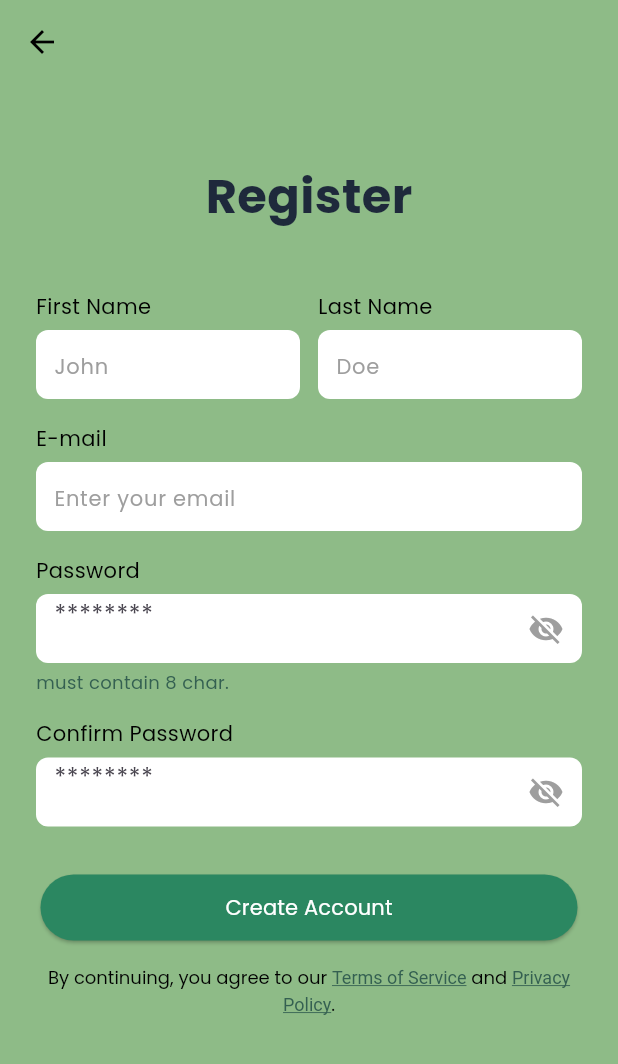
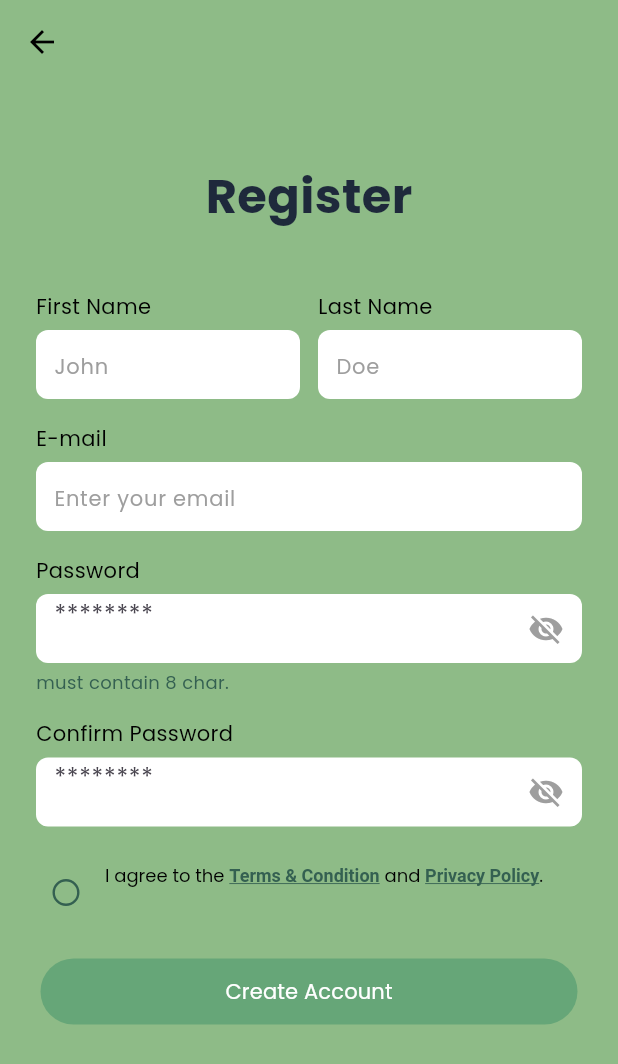
Before and after one commit to CocoTeoh/FinancialCompanion, a Flutter app: the RegisterPage screen opened by its route, on a phone screen of 412 x 824 dp. Shown: the top 1064 px of the screen. Run offline on Flutter 3.47's test engine with Material 3 defaults, Android fonts, the phone set to English and light mode, and no system bars; our stand-ins replace cloud_firestore, firebase_auth, firebase_core, table_calendar; accounts and stored records are empty.

Commit message:
Privacy and terms page, email verification.

```diff
--- a/lib/login_page.dart
+++ b/lib/login_page.dart
@@ -242,7 +242,7 @@ class _LoginPageState extends State<LoginPage> {
 
               const SizedBox(height: 40),
 
-              // OR Login With
+              /*// OR Login With (may or may not set up later)
               const Text(
                 "OR",
                 style: TextStyle(fontSize: 14, color: Colors.black),
@@ -280,7 +280,7 @@ class _LoginPageState extends State<LoginPage> {
                     ),
                   ],
                 ),
-              ),
+              ),*/
 
             ],
           ),
--- a/lib/register_page.dart
+++ b/lib/register_page.dart
@@ -1,7 +1,10 @@
 import 'package:flutter/material.dart';
 import 'package:firebase_auth/firebase_auth.dart';
-import 'login_page.dart';
 import 'package:cloud_firestore/cloud_firestore.dart';
+import 'package:flutter/gestures.dart';
+import 'terms_and_condition.dart';
+import 'privacy_policy.dart';
+import 'verify_email_page.dart';
 
 class RegisterPage extends StatefulWidget {
   const RegisterPage({super.key});
@@ -13,17 +16,57 @@ class RegisterPage extends StatefulWidget {
 class _RegisterPageState extends State<RegisterPage> {
   bool _obscurePassword = true;
   bool _obscureConfirm = true;
+  bool _acceptedPolicy = false;
 
   final TextEditingController _firstNameController = TextEditingController();
   final TextEditingController _lastNameController = TextEditingController();
   final TextEditingController _emailController = TextEditingController();
   final TextEditingController _passwordController = TextEditingController();
-  final TextEditingController _confirmPasswordController =
-  TextEditingController();
+  final TextEditingController _confirmPasswordController = TextEditingController();
+
+  late final TapGestureRecognizer _termsTap;
+  late final TapGestureRecognizer _privacyTap;
+
+  @override
+  void initState() {
+    super.initState();
+    _termsTap = TapGestureRecognizer()
+      ..onTap = () {
+        Navigator.push(
+          context,
+          MaterialPageRoute(builder: (_) => const TermsAndConditionPage()),
+        );
+      };
+    _privacyTap = TapGestureRecognizer()
+      ..onTap = () {
+        Navigator.push(
+          context,
+          MaterialPageRoute(builder: (_) => const PrivacyPolicyPage()),
+        );
+      };
+  }
+
+  @override
+  void dispose() {
+    _firstNameController.dispose();
+    _lastNameController.dispose();
+    _emailController.dispose();
+    _passwordController.dispose();
+    _confirmPasswordController.dispose();
+    _termsTap.dispose();
+    _privacyTap.dispose();
+    super.dispose();
+  }
 
   Future<void> _register() async {
-    if (_passwordController.text.trim() !=
-        _confirmPasswordController.text.trim()) {
+    if (!_acceptedPolicy) {
+      ScaffoldMessenger.of(context).showSnackBar(
+        const SnackBar(content: Text("Please accept the Privacy Policy and Terms.")),
+      );
+      return;
+    }
+
+    if (_passwordController.text.trim() != _confirmPasswordController.text.trim()) {
       ScaffoldMessenger.of(context).showSnackBar(
         const SnackBar(content: Text("Passwords do not match")),
       );
@@ -31,53 +74,49 @@ class _RegisterPageState extends State<RegisterPage> {
     }
 
     try {
-      // ✅ Create user in Firebase Auth
-      UserCredential userCredential =
-      await FirebaseAuth.instance.createUserWithEmailAndPassword(
+      final cred = await FirebaseAuth.instance.createUserWithEmailAndPassword(
         email: _emailController.text.trim(),
         password: _passwordController.text.trim(),
       );
 
-      // ✅ Get UID of the new user
-      final uid = userCredential.user?.uid;
-
-      // ✅ Save user profile in Firestore
+      final uid = cred.user?.uid;
       if (uid != null) {
         await FirebaseFirestore.instance.collection("users").doc(uid).set({
           "firstName": _firstNameController.text.trim(),
           "lastName": _lastNameController.text.trim(),
           "email": _emailController.text.trim(),
-          "favourites": [], // start empty
+          "favourites": [],
         });
       }
 
-      // ✅ Navigate to login page
+      // 🔔 Send verification email
+      await cred.user?.sendEmailVerification();
+
+      if (!mounted) return;
+
+      // ➜ Go to verify screen (auto-checks & logs in)
       Navigator.pushReplacement(
         context,
-        MaterialPageRoute(builder: (context) => const LoginPage()),
-      );
-
-      ScaffoldMessenger.of(context).showSnackBar(
-        const SnackBar(content: Text("Account created successfully!")),
+        MaterialPageRoute(builder: (_) => const VerifyEmailPage()),
       );
     } on FirebaseAuthException catch (e) {
-      String message;
-      if (e.code == 'weak-password') {
-        message = "Password is too weak.";
-      } else if (e.code == 'email-already-in-use') {
-        message = "This email is already registered.";
-      } else {
-        message = "Registration failed: ${e.message}";
-      }
-
-      ScaffoldMessenger.of(context).showSnackBar(
-        SnackBar(content: Text(message)),
-      );
+      final message = switch (e.code) {
+        'weak-password' => "Password is too weak.",
+        'email-already-in-use' => "This email is already registered.",
+        _ => "Registration failed: ${e.message}",
+      };
+      ScaffoldMessenger.of(context).showSnackBar(SnackBar(content: Text(message)));
     }
   }
 
   @override
   Widget build(BuildContext context) {
+    const labelStyle = TextStyle(
+      fontFamily: 'Poppins',
+      fontSize: 12,
+      color: Colors.black,
+    );
+
     return Scaffold(
       backgroundColor: const Color(0xFF8EBB87),
       appBar: AppBar(
@@ -85,9 +124,7 @@ class _RegisterPageState extends State<RegisterPage> {
         elevation: 0,
         leading: IconButton(
           icon: const Icon(Icons.arrow_back, color: Colors.black),
-          onPressed: () {
-            Navigator.pop(context);
-          },
+          onPressed: () => Navigator.pop(context),
         ),
       ),
       body: SafeArea(
@@ -111,13 +148,9 @@ class _RegisterPageState extends State<RegisterPage> {
               // First & Last Name
               Row(
                 children: [
-                  Expanded(
-                      child: _buildTextField(
-                          "First Name", "John", _firstNameController)),
+                  Expanded(child: _buildTextField("First Name", "John", _firstNameController)),
                   const SizedBox(width: 12),
-                  Expanded(
-                      child: _buildTextField(
-                          "Last Name", "Doe", _lastNameController)),
+                  Expanded(child: _buildTextField("Last Name", "Doe", _lastNameController)),
                 ],
               ),
 
@@ -135,20 +168,66 @@ class _RegisterPageState extends State<RegisterPage> {
                 alignment: Alignment.centerLeft,
                 child: Text(
                   "must contain 8 char.",
-                  style: TextStyle(
-                    fontSize: 12,
-                    color: Color(0xFF346051),
-                  ),
+                  style: TextStyle(fontSize: 12, color: Color(0xFF346051)),
                 ),
               ),
 
               const SizedBox(height: 16),
 
               // Confirm Password
-              _buildPasswordField(
-                  "Confirm Password", false, _confirmPasswordController),
+              _buildPasswordField("Confirm Password", false, _confirmPasswordController),
 
-              const SizedBox(height: 32),
+              const SizedBox(height: 24),
+
+              // Terms & Privacy with circular checkbox
+              Row(
+                mainAxisAlignment: MainAxisAlignment.center,
+                crossAxisAlignment: CrossAxisAlignment.start,
+                children: [
+                  Checkbox(
+                    value: _acceptedPolicy,
+                    onChanged: (v) => setState(() => _acceptedPolicy = v ?? false),
+                    shape: const CircleBorder(),
+                    side: const BorderSide(color: Color(0xFF346051), width: 1.6),
+                    activeColor: const Color(0xFF2B8761),
+                    materialTapTargetSize: MaterialTapTargetSize.shrinkWrap,
+                  ),
+                  const SizedBox(width: 6),
+                  Expanded(
+                    child: RichText(
+                      textAlign: TextAlign.left,
+                      text: TextSpan(
+                        style: labelStyle,
+                        children: [
+                          const TextSpan(text: "I agree to the "),
+                          TextSpan(
+                            text: "Terms & Condition",
+                            style: const TextStyle(
+                              color: Color(0xFF346051),
+                              decoration: TextDecoration.underline,
+                              fontWeight: FontWeight.w600,
+                            ),
+                            recognizer: _termsTap,
+                          ),
+                          const TextSpan(text: " and "),
+                          TextSpan(
+                            text: "Privacy Policy",
+                            style: const TextStyle(
+                              color: Color(0xFF346051),
+                              decoration: TextDecoration.underline,
+                              fontWeight: FontWeight.w600,
+                            ),
+                            recognizer: _privacyTap,
+                          ),
+                          const TextSpan(text: "."),
+                        ],
+                      ),
+                    ),
+                  ),
+                ],
+              ),
+
+              const SizedBox(height: 24),
 
               // Create Account Button
               SizedBox(
@@ -157,54 +236,13 @@ class _RegisterPageState extends State<RegisterPage> {
                 child: ElevatedButton(
                   style: ElevatedButton.styleFrom(
                     backgroundColor: const Color(0xFF2B8761),
-                    shape: RoundedRectangleBorder(
-                      borderRadius: BorderRadius.circular(50),
-                    ),
+                    disabledBackgroundColor: const Color(0xFF2B8761).withOpacity(0.4),
+                    shape: RoundedRectangleBorder(borderRadius: BorderRadius.circular(50)),
                   ),
-                  onPressed: _register,
+                  onPressed: _acceptedPolicy ? _register : null,
                   child: const Text(
                     "Create Account",
-                    style: TextStyle(
-                      fontFamily: 'Poppins',
-                      fontSize: 14,
-                      color: Colors.white,
-                    ),
-                  ),
-                ),
-              ),
-
-              const SizedBox(height: 16),
-
-              // Terms & Privacy
-              SizedBox(
-                width: 358,
-                child: RichText(
-                  textAlign: TextAlign.center,
-                  text: const TextSpan(
-                    style: TextStyle(
-                      fontFamily: 'Poppins',
-                      fontSize: 12,
-                      color: Colors.black,
-                    ),
-                    children: [
-                      TextSpan(text: "By continuing, you agree to our "),
-                      TextSpan(
-                        text: "Terms of Service",
-                        style: TextStyle(
-                          color: Color(0xFF346051),
-                          decoration: TextDecoration.underline,
-                        ),
-                      ),
-                      TextSpan(text: " and "),
-                      TextSpan(
-                        text: "Privacy Policy",
-                        style: TextStyle(
-                          color: Color(0xFF346051),
-                          decoration: TextDecoration.underline,
-                        ),
-                      ),
-                      TextSpan(text: "."),
-                    ],
+                    style: TextStyle(fontFamily: 'Poppins', fontSize: 14, color: Colors.white),
                   ),
                 ),
               ),
@@ -216,27 +254,20 @@ class _RegisterPageState extends State<RegisterPage> {
   }
 
   // 🔹 Text Field builder with controller
-  Widget _buildTextField(
-      String label, String hint, TextEditingController controller) {
+  Widget _buildTextField(String label, String hint, TextEditingController controller) {
     return Column(
       crossAxisAlignment: CrossAxisAlignment.start,
       children: [
-        Text(
-          label,
-          style:
-          const TextStyle(fontFamily: 'Poppins', fontSize: 14, color: Colors.black),
-        ),
+        Text(label, style: const TextStyle(fontFamily: 'Poppins', fontSize: 14, color: Colors.black)),
         const SizedBox(height: 6),
         Container(
           height: 46,
-          decoration: BoxDecoration(
-              color: Colors.white, borderRadius: BorderRadius.circular(8)),
+          decoration: BoxDecoration(color: Colors.white, borderRadius: BorderRadius.circular(8)),
           child: TextField(
             controller: controller,
             decoration: InputDecoration(
               hintText: hint,
-              hintStyle: const TextStyle(
-                  fontFamily: 'Poppins', fontSize: 14, color: Colors.grey),
+              hintStyle: const TextStyle(fontFamily: 'Poppins', fontSize: 14, color: Colors.grey),
               border: InputBorder.none,
               contentPadding: const EdgeInsets.symmetric(horizontal: 12),
             ),
@@ -247,21 +278,15 @@ class _RegisterPageState extends State<RegisterPage> {
   }
 
   // 🔹 Password Field builder with controller
-  Widget _buildPasswordField(
-      String label, bool isPassword, TextEditingController controller) {
+  Widget _buildPasswordField(String label, bool isPassword, TextEditingController controller) {
     return Column(
       crossAxisAlignment: CrossAxisAlignment.start,
       children: [
-        Text(
-          label,
-          style:
-          const TextStyle(fontFamily: 'Poppins', fontSize: 14, color: Colors.black),
-        ),
+        Text(label, style: const TextStyle(fontFamily: 'Poppins', fontSize: 14, color: Colors.black)),
         const SizedBox(height: 6),
         Container(
           height: 46,
-          decoration: BoxDecoration(
-              color: Colors.white, borderRadius: BorderRadius.circular(8)),
+          decoration: BoxDecoration(color: Colors.white, borderRadius: BorderRadius.circular(8)),
           child: TextField(
             controller: controller,
             obscureText: isPassword ? _obscurePassword : _obscureConfirm,
@@ -271,9 +296,7 @@ class _RegisterPageState extends State<RegisterPage> {
               contentPadding: const EdgeInsets.symmetric(horizontal: 12),
               suffixIcon: IconButton(
                 icon: Icon(
-                  (isPassword ? _obscurePassword : _obscureConfirm)
-                      ? Icons.visibility_off
-                      : Icons.visibility,
+                  (isPassword ? _obscurePassword : _obscureConfirm) ? Icons.visibility_off : Icons.visibility,
                   color: Colors.grey,
                 ),
                 onPressed: () {
--- a/lib/startup_page.dart
+++ b/lib/startup_page.dart
@@ -96,8 +96,7 @@ class StartupPage extends StatelessWidget {
                     ],
                   ),
                   const SizedBox(height: 15),
-                  // Google login button
-                  // Google login button
+                  /*Google login button(commented for now, may/may not setup later)
                   OutlinedButton(
                     style: OutlinedButton.styleFrom(
                       side: const BorderSide(color: Colors.white, width: 2),
@@ -129,7 +128,7 @@ class StartupPage extends StatelessWidget {
                         ),
                       ],
                     ),
-                  ),
+                  ),*/
 
                 ],
               ),
```
Also changed, not shown: lib/privacy_policy.dart (added, +119 -0 lines), lib/terms_and_condition.dart (added, +120 -0 lines), lib/verify_email_page.dart (added, +126 -0 lines), 2 other files.
